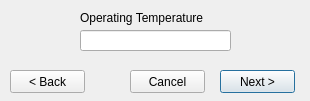
Old version of the form AltiumPartsDB/ic_dlg.ui in the repository fierst/parts-db-editor.
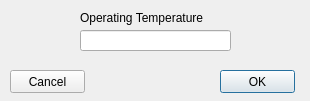
New version of the form.

```diff
--- a/AltiumPartsDB/ic_dlg.ui
+++ b/AltiumPartsDB/ic_dlg.ui
@@ -46,25 +46,12 @@
     </rect>
    </property>
    <property name="text">
-    <string>Next &gt;</string>
+    <string>OK</string>
    </property>
   </widget>
   <widget class="QPushButton" name="btn_cancel">
    <property name="geometry">
     <rect>
-     <x>130</x>
-     <y>70</y>
-     <width>75</width>
-     <height>23</height>
-    </rect>
-   </property>
-   <property name="text">
-    <string>Cancel</string>
-   </property>
-  </widget>
-  <widget class="QPushButton" name="btn_back">
-   <property name="geometry">
-    <rect>
      <x>10</x>
      <y>70</y>
      <width>75</width>
@@ -72,7 +59,7 @@
     </rect>
    </property>
    <property name="text">
-    <string>&lt; Back</string>
+    <string>Cancel</string>
    </property>
   </widget>
  </widget>
```
Left out of the diff: 8 changed lines with no effect on the pictures.
